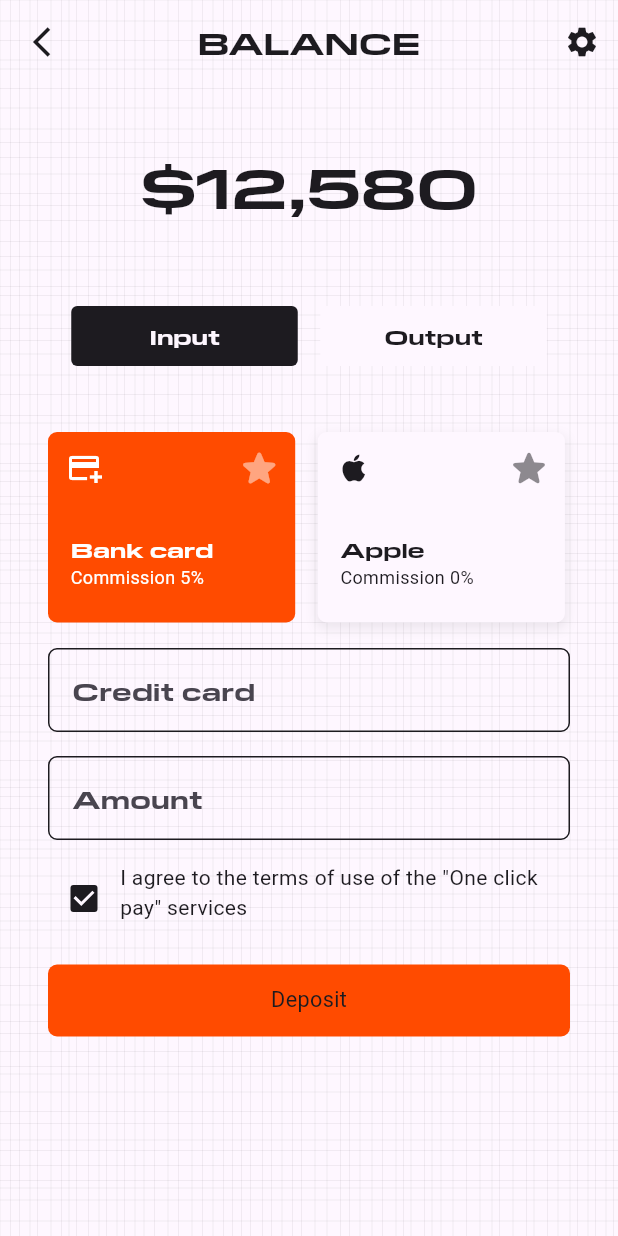
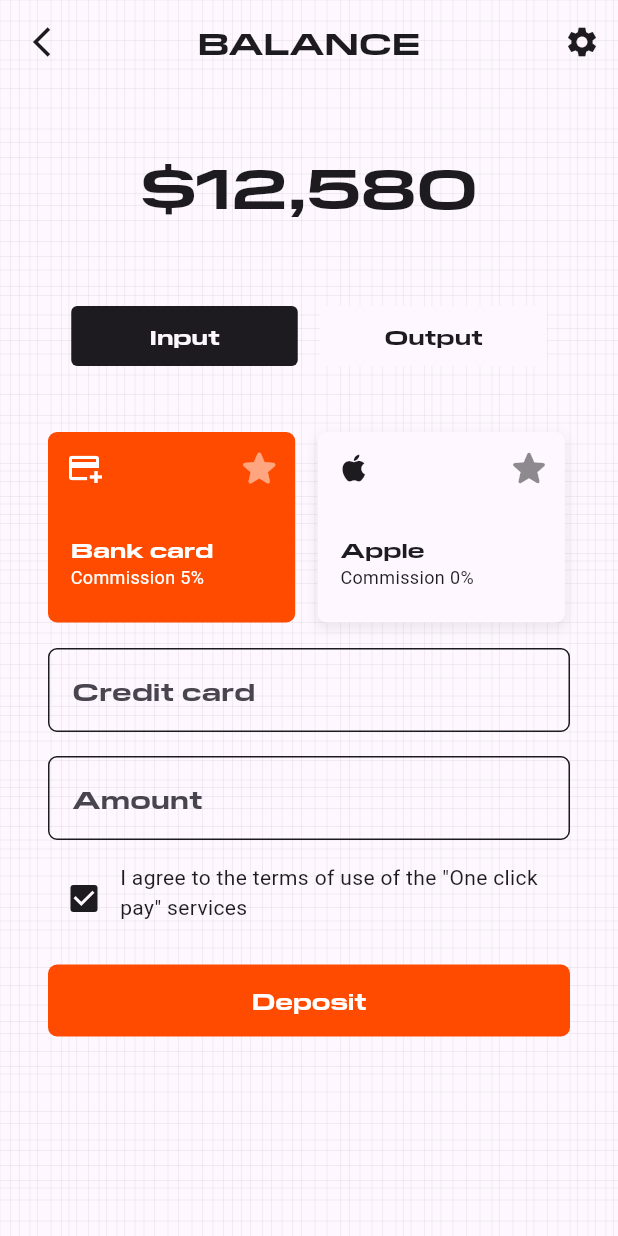
Before and after one commit to johnnybeatzxxd/Flutter-Keno-Android-App, a Flutter app: the screen it shows after launch, on a phone screen of 412 x 824 dp. Run offline on Flutter 3.47's test engine with Material 3 defaults, Android fonts, the phone set to English and light mode, and no system bars.

Commit message:
Fixed the deposit button

```diff
--- a/lib/pages/balance.dart
+++ b/lib/pages/balance.dart
@@ -188,7 +188,7 @@ class BalancePage extends StatelessWidget {
                         fillColor: MaterialStatePropertyAll(Theme.of(context).colorScheme.onBackground),
                         checkColor: Theme.of(context).colorScheme.background,
                         ),
-                      Flexible(
+                      const Flexible(
                         child: Text('I agree to the terms of use of the "One click pay" services', softWrap: true,)
                       )
                     ],
@@ -204,8 +204,10 @@ class BalancePage extends StatelessWidget {
                               child: Text(
                                 "Deposit",
                                 style: TextStyle(
-                                  fontSize: MediaQuery.of(context).size.width * 0.035,
-                                  // ... other text styles
+                                  fontSize: MediaQuery.of(context).size.width * 0.035, // Responsive font size
+                                  fontWeight: FontWeight.bold,
+                                  fontFamily: "PilatExtended",
+                                  color: Colors.white,
                                 ),
                               ),
                             ),
```
